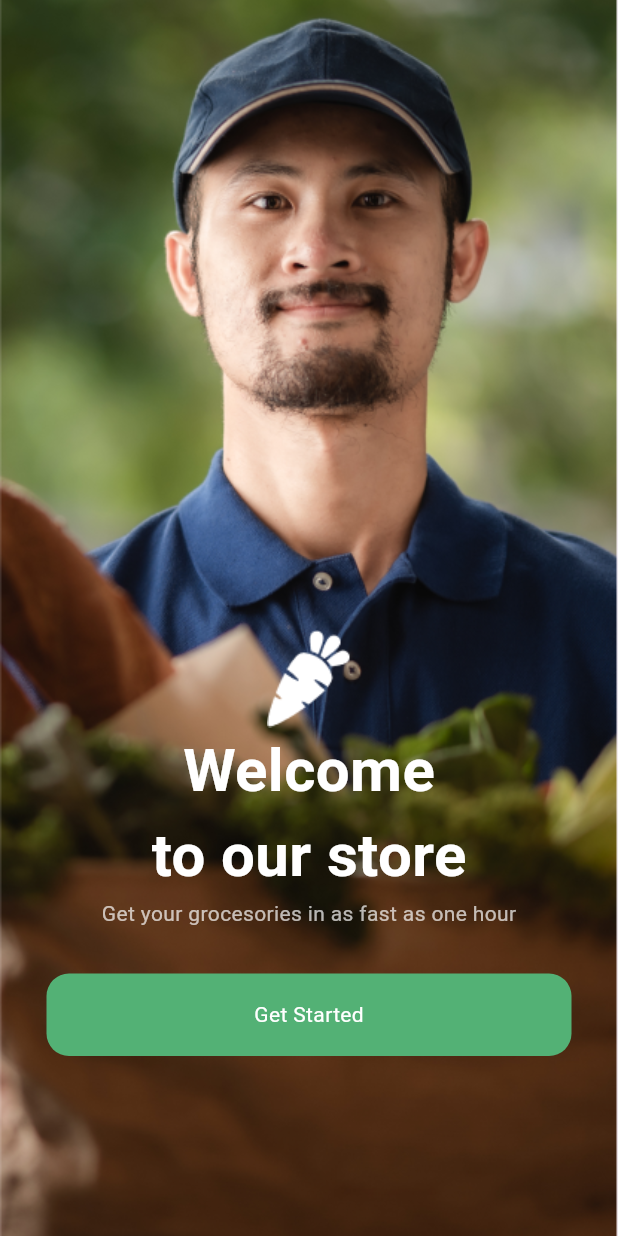
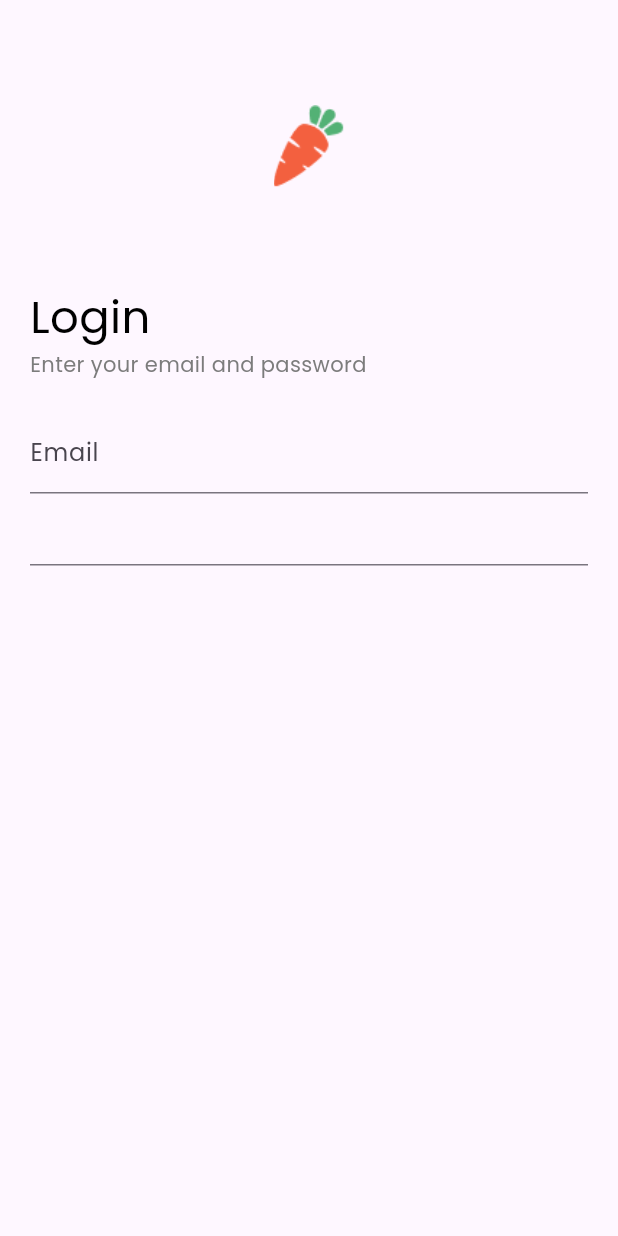
Before and after one commit to SyedMughisHussain/nector-grocery-app, a Flutter app: the screen it shows after launch, on a phone screen of 412 x 824 dp. Run offline on Flutter 3.47's test engine with Material 2 defaults, Android fonts, the phone set to English and light mode, and no system bars.

Commit message:
Changes made

```diff
--- a/lib/auth/log_in.dart
+++ b/lib/auth/log_in.dart
@@ -0,0 +1,56 @@
+import 'package:flutter/material.dart';
+import 'package:nector_app/utils/colors.dart';
+
+import '../widgets/auth/login_auth_widget.dart';
+
+class LoginAndSignUpscreen extends StatefulWidget {
+  const LoginAndSignUpscreen({super.key});
+
+  @override
+  State<LoginAndSignUpscreen> createState() => _LoginAndSignUpscreenState();
+}
+
+class _LoginAndSignUpscreenState extends State<LoginAndSignUpscreen> {
+  @override
+  Widget build(BuildContext context) {
+    return Scaffold(
+        body: Padding(
+      padding: const EdgeInsets.only(left: 20, right: 20),
+      child: Column(
+        crossAxisAlignment: CrossAxisAlignment.start,
+        children: [
+          Container(
+            margin: const EdgeInsets.only(top: 70),
+            alignment: Alignment.topCenter,
+            height: 100,
+            child: Image.asset(
+              'assets/images/orangeCarrot.png',
+              fit: BoxFit.cover,
+              height: 55,
+            ),
+          ),
+          const SizedBox(
+            height: 20,
+          ),
+          const Text(
+            'Login',
+            style: TextStyle(
+              fontSize: 30,
+              color: AppColors.blackColor,
+            ),
+          ),
+          const Text(
+            'Enter your email and password',
+            style: TextStyle(
+              color: AppColors.darkGreyColor,
+            ),
+          ),
+          const SizedBox(
+            height: 20,
+          ),
+          const LoginFormWidget(),
+        ],
+      ),
+    ));
+  }
+}
--- a/lib/auth/on_boarding.dart
+++ b/lib/auth/on_boarding.dart
@@ -52,7 +52,7 @@ class _OnBoardingScreenState extends State<OnBoardingScreen> {
               const SizedBox(
                 height: 30,
               ),
-              const CustomButton('Get Started'),
+              const CustomButton('Get Started', goToAnotherPage),
             ],
           ),
         ),
@@ -60,3 +60,5 @@ class _OnBoardingScreenState extends State<OnBoardingScreen> {
     );
   }
 }
+
+void goToAnotherPage() {}
--- a/lib/main.dart
+++ b/lib/main.dart
@@ -1,7 +1,8 @@
 import 'package:flutter/material.dart';
+import 'package:nector_app/auth/log_in.dart';
 //import 'package:groccery_app/auth/splash_screen.dart';
 
-import 'auth/on_boarding.dart';
+//import 'auth/on_boarding.dart';
 
 void main() {
   runApp(const MyApp());
@@ -15,10 +16,11 @@ class MyApp extends StatelessWidget {
     return MaterialApp(
       title: 'Flutter Demo',
       theme: ThemeData(
+        fontFamily: 'Poppins',
         colorScheme: ColorScheme.fromSeed(seedColor: Colors.deepPurple),
         useMaterial3: true,
       ),
-      home: const OnBoardingScreen(),
+      home: const LoginAndSignUpscreen(),
     );
   }
 }
--- a/lib/utils/colors.dart
+++ b/lib/utils/colors.dart
@@ -4,4 +4,6 @@ class AppColors {
   static const splashBackgroundColor = Color.fromRGBO(83, 177, 117, 1);
   static const whiteColor = Colors.white;
   static const grayColor = Color.fromRGBO(252, 252, 252, 0.7);
+  static const blackColor = Colors.black;
+  static const darkGreyColor = Color.fromRGBO(124, 124, 124, 1);
 }
--- /dev/null
+++ b/lib/widgets/auth/login_auth_widget.dart
@@ -0,0 +1,29 @@
+import 'package:flutter/material.dart';
+
+class LoginFormWidget extends StatefulWidget {
+  const LoginFormWidget({super.key});
+
+  @override
+  State<LoginFormWidget> createState() => _LoginFormWidgetState();
+}
+
+class _LoginFormWidgetState extends State<LoginFormWidget> {
+  @override
+  Widget build(BuildContext context) {
+    return Form(
+      child: Column(
+        children: [
+          TextFormField(
+            keyboardType: TextInputType.emailAddress,
+            validator: (value) {},
+            decoration: const InputDecoration(
+              hintText: 'Enter your email',
+              label: Text('Email'),
+            ),
+          ),
+          TextFormField()
+        ],
+      ),
+    );
+  }
+}
--- a/lib/widgets/custom_button_widget.dart
+++ b/lib/widgets/custom_button_widget.dart
@@ -3,13 +3,14 @@ import 'package:flutter/material.dart';
 import '../utils/colors.dart';
 
 class CustomButton extends StatelessWidget {
-  const CustomButton(this.btnText, {super.key});
+  const CustomButton(this.btnText, this.function, {super.key});
   final String btnText;
+  final Function function;
 
   @override
   Widget build(BuildContext context) {
     return InkWell(
-      onTap: () {},
+      onTap: function(),
       child: Container(
         alignment: Alignment.center,
         height: 55,
```
Also changed, not shown: pubspec.yaml (+5 -5 lines), assets/fonts/Poppins-Bold.ttf (added), assets/fonts/Poppins-Regular.ttf (added).
